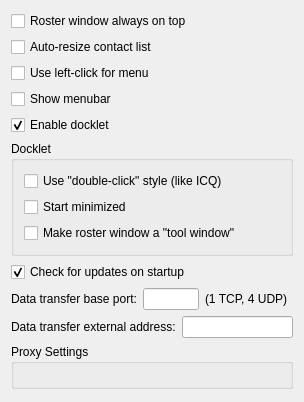
First picture: the form in src/options/opt_application.ui, repository psi-im/psi, before the edit.
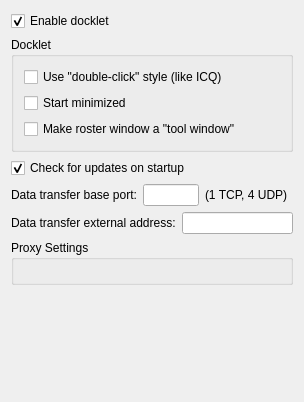
Second picture: the form after the edit.

Commit message: Improved roster settings (Psi+ patch 0150-psi-roster-settings.diff)

```diff
--- a/src/options/opt_application.ui
+++ b/src/options/opt_application.ui
@@ -13,37 +13,6 @@
    <string>OptApplicationUI</string>
   </property>
   <layout class="QVBoxLayout" >
-   <item>
-    <widget class="QCheckBox" name="ck_alwaysOnTop" >
-     <property name="text" >
-      <string>Roster window always on top</string>
-     </property>
-    </widget>
-   </item>
-   <item>
-    <widget class="QCheckBox" name="ck_autoRosterSize" >
-     <property name="text" >
-      <string>Auto-resize contact list</string>
-     </property>
-    </widget>
-   </item>
-   <item>
-    <widget class="QCheckBox" name="ck_useleft" >
-     <property name="enabled" >
-      <bool>true</bool>
-     </property>
-     <property name="text" >
-      <string>Use left-click for menu</string>
-     </property>
-    </widget>
-   </item>
-   <item>
-    <widget class="QCheckBox" name="ck_showMenubar" >
-     <property name="text" >
-      <string>Show menubar</string>
-     </property>
-    </widget>
-   </item>
    <item>
     <widget class="QCheckBox" name="ck_docklet" >
      <property name="text" >
```
Left out of the diff: 4 changed lines with no effect on the pictures. The commit also changes 7 other files.
